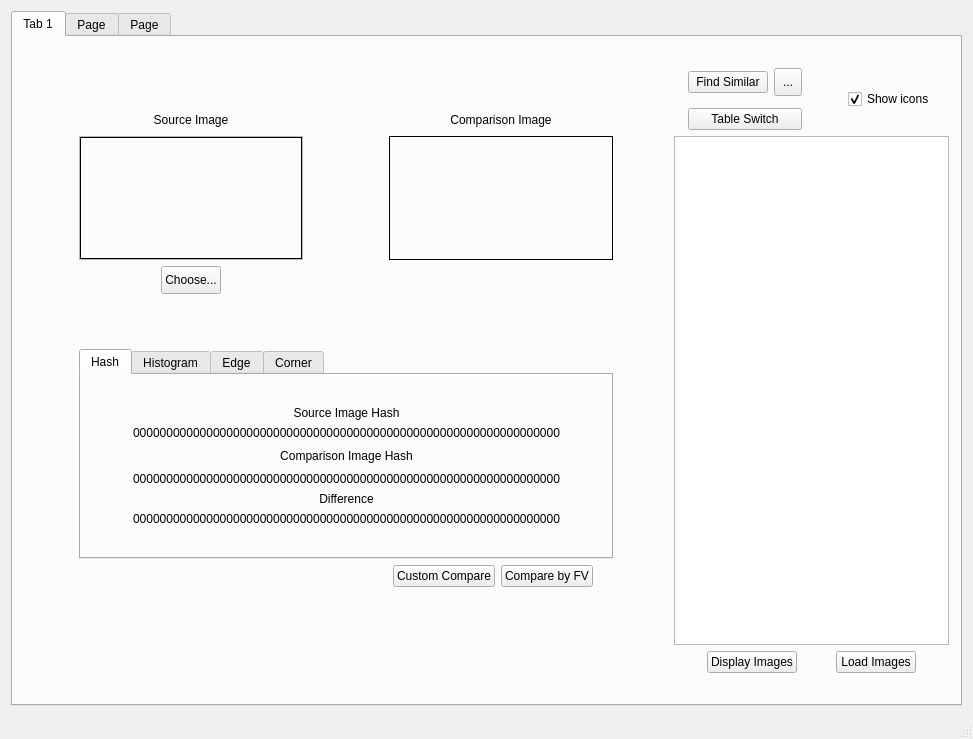
Before: the Qt Designer form bpv2/MainWindow.ui in dikkat/bitirme, drawn with Qt 5.
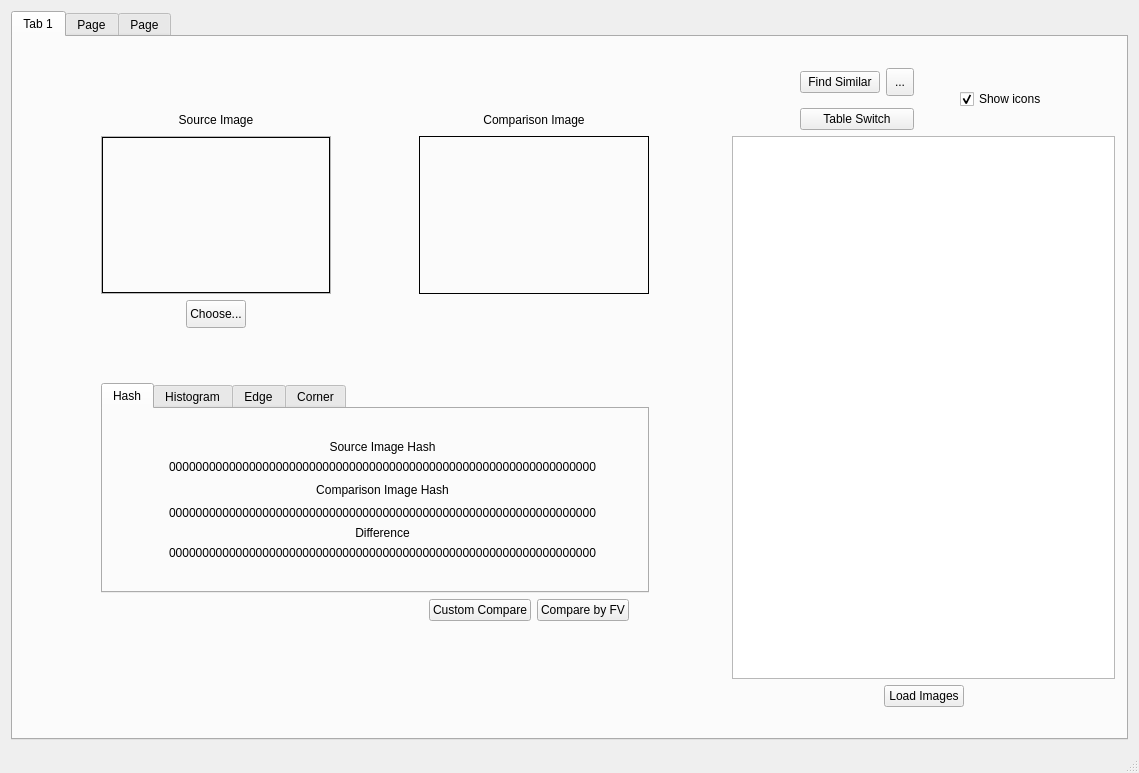
After: the same form once the commit is applied. The open tabs and pages were chosen to show the change. Icons and pictures are not drawn. Custom widgets are drawn as their Qt base class.

Diff of the .ui file:
```diff
--- a/bpv2/MainWindow.ui
+++ b/bpv2/MainWindow.ui
@@ -6,8 +6,8 @@
    <rect>
     <x>0</x>
     <y>0</y>
-    <width>973</width>
-    <height>739</height>
+    <width>1139</width>
+    <height>773</height>
    </rect>
   </property>
   <property name="windowTitle">
@@ -188,7 +188,23 @@
                  <number>0</number>
                 </property>
                 <item row="0" column="0">
-                 <widget class="QTableView" name="resultTableView"/>
+                 <widget class="QTableView" name="resultTableView">
+                  <property name="editTriggers">
+                   <set>QAbstractItemView::NoEditTriggers</set>
+                  </property>
+                  <property name="selectionBehavior">
+                   <enum>QAbstractItemView::SelectRows</enum>
+                  </property>
+                  <property name="iconSize">
+                   <size>
+                    <width>100</width>
+                    <height>100</height>
+                   </size>
+                  </property>
+                  <property name="horizontalScrollMode">
+                   <enum>QAbstractItemView::ScrollPerPixel</enum>
+                  </property>
+                 </widget>
                 </item>
                </layout>
               </widget>
@@ -212,41 +228,6 @@
                 </property>
                </spacer>
               </item>
-              <item>
-               <widget class="QPushButton" name="pushButton_dispImgs">
-                <property name="sizePolicy">
-                 <sizepolicy hsizetype="Maximum" vsizetype="Fixed">
-                  <horstretch>0</horstretch>
-                  <verstretch>0</verstretch>
-                 </sizepolicy>
-                </property>
-                <property name="maximumSize">
-                 <size>
-                  <width>100</width>
-                  <height>16777215</height>
-                 </size>
-                </property>
-                <property name="text">
-                 <string>Display Images</string>
-                </property>
-               </widget>
-              </item>
-              <item>
-               <spacer name="horizontalSpacer_10">
-                <property name="orientation">
-                 <enum>Qt::Horizontal</enum>
-                </property>
-                <property name="sizeType">
-                 <enum>QSizePolicy::Expanding</enum>
-                </property>
-                <property name="sizeHint" stdset="0">
-                 <size>
-                  <width>40</width>
-                  <height>20</height>
-                 </size>
-                </property>
-               </spacer>
-              </item>
               <item>
                <widget class="QPushButton" name="pushButton_loadImgs">
                 <property name="sizePolicy">
@@ -1630,6 +1611,12 @@
               </item>
               <item row="0" column="0">
                <widget class="QPushButton" name="pushButton_sort">
+                <property name="autoFillBackground">
+                 <bool>false</bool>
+                </property>
+                <property name="styleSheet">
+                 <string notr="true"/>
+                </property>
                 <property name="text">
                  <string>Find Similar</string>
                 </property>
```
Left out of the diff: 6 changed lines with no effect on the pictures.
